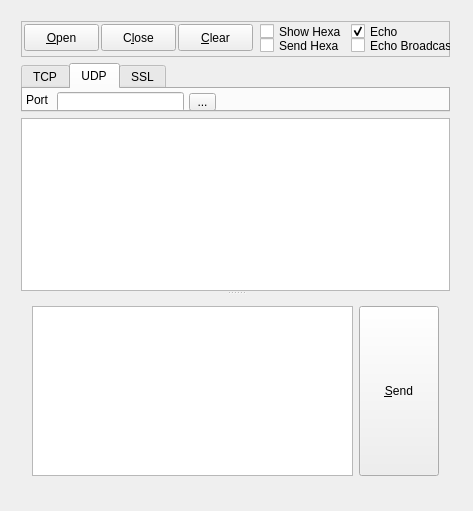
Old version of the form app/tool/netserver/widget.ui in the repository snoopspy/vdream.
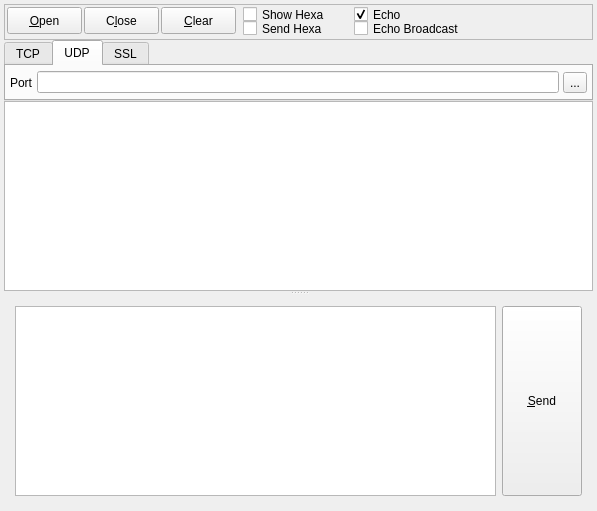
New version of the form. The open tabs and pages were chosen to show the change.

Commit message: Fix ui component properties

The edit to the form file:
```diff
--- a/app/tool/netserver/widget.ui
+++ b/app/tool/netserver/widget.ui
@@ -6,23 +6,46 @@
    <rect>
     <x>0</x>
     <y>0</y>
-    <width>473</width>
+    <width>597</width>
     <height>511</height>
    </rect>
   </property>
   <property name="windowTitle">
    <string>NetServer</string>
   </property>
-  <widget class="QWidget" name="layoutWidget">
-   <property name="geometry">
-    <rect>
-     <x>10</x>
-     <y>10</y>
-     <width>451</width>
-     <height>488</height>
-    </rect>
+  <layout class="QGridLayout" name="gridLayout">
+   <property name="leftMargin">
+    <number>4</number>
    </property>
+   <property name="topMargin">
+    <number>4</number>
+   </property>
+   <property name="rightMargin">
+    <number>4</number>
+   </property>
+   <property name="bottomMargin">
+    <number>4</number>
+   </property>
+   <property name="spacing">
+    <number>4</number>
+   </property>
+   <item row="0" column="0">
    <layout class="QVBoxLayout" name="mainLayout">
+     <property name="spacing">
+      <number>0</number>
+     </property>
+     <property name="leftMargin">
+      <number>0</number>
+     </property>
+     <property name="topMargin">
+      <number>0</number>
+     </property>
+     <property name="rightMargin">
+      <number>0</number>
+     </property>
+     <property name="bottomMargin">
+      <number>0</number>
+     </property>
     <item>
      <widget class="QFrame" name="frameTop">
       <property name="minimumSize">
@@ -87,7 +110,7 @@
         <rect>
          <x>239</x>
          <y>2</y>
-         <width>91</width>
+          <width>105</width>
          <height>17</height>
         </rect>
        </property>
@@ -100,7 +123,7 @@
         <rect>
          <x>239</x>
          <y>16</y>
-         <width>91</width>
+          <width>105</width>
          <height>17</height>
         </rect>
        </property>
@@ -111,9 +134,9 @@
       <widget class="QCheckBox" name="chkEcho">
        <property name="geometry">
         <rect>
-         <x>330</x>
+          <x>350</x>
          <y>2</y>
-         <width>111</width>
+          <width>131</width>
          <height>17</height>
         </rect>
        </property>
@@ -127,9 +150,9 @@
       <widget class="QCheckBox" name="chkEchoBroadcast">
        <property name="geometry">
         <rect>
-         <x>330</x>
+          <x>350</x>
          <y>16</y>
-         <width>111</width>
+          <width>131</width>
          <height>17</height>
         </rect>
        </property>
@@ -141,18 +164,6 @@
     </item>
     <item>
      <widget class="QTabWidget" name="tabOption">
-      <property name="minimumSize">
-       <size>
-        <width>0</width>
-        <height>49</height>
-       </size>
-      </property>
-      <property name="maximumSize">
-       <size>
-        <width>16777215</width>
-        <height>49</height>
-       </size>
-      </property>
       <property name="currentIndex">
        <number>2</number>
       </property>
@@ -201,44 +212,42 @@
        <attribute name="title">
         <string>UDP</string>
        </attribute>
-       <widget class="QLineEdit" name="leUdpPort">
-        <property name="geometry">
-         <rect>
-          <x>34</x>
-          <y>3</y>
-          <width>127</width>
-          <height>20</height>
-         </rect>
-        </property>
-       </widget>
-       <widget class="QToolButton" name="tbUdpAdvence">
-        <property name="geometry">
-         <rect>
-          <x>166</x>
-          <y>4</y>
-          <width>27</width>
-          <height>18</height>
-         </rect>
-        </property>
-        <property name="text">
-         <string>...</string>
-        </property>
-       </widget>
+        <layout class="QHBoxLayout" name="horizontalLayout_3">
+         <property name="spacing">
+          <number>4</number>
+         </property>
+         <property name="leftMargin">
+          <number>4</number>
+         </property>
+         <property name="topMargin">
+          <number>4</number>
+         </property>
+         <property name="rightMargin">
+          <number>4</number>
+         </property>
+         <property name="bottomMargin">
+          <number>4</number>
+         </property>
+         <item>
        <widget class="QLabel" name="lblUdpPort">
-        <property name="geometry">
-         <rect>
-          <x>3</x>
-          <y>3</y>
-          <width>22</width>
-          <height>16</height>
-         </rect>
-        </property>
         <property name="text">
          <string>Port</string>
         </property>
        </widget>
-      </widget>
-      <widget class="QWidget" name="tab">
+         </item>
+         <item>
+          <widget class="QLineEdit" name="leUdpPort"/>
+         </item>
+         <item>
+          <widget class="QToolButton" name="tbUdpAdvence">
+           <property name="text">
+            <string>...</string>
+           </property>
+          </widget>
+         </item>
+        </layout>
+       </widget>
+       <widget class="QWidget" name="tabSsl">
        <attribute name="title">
         <string>SSL</string>
        </attribute>
@@ -322,7 +331,8 @@
      </widget>
     </item>
    </layout>
-  </widget>
+   </item>
+  </layout>
  </widget>
  <layoutdefault spacing="6" margin="11"/>
  <resources/>
```
Left out of the diff: 100 changed lines with no effect on the pictures. Lines whose indentation alone changed are shown as unchanged. The commit also changes 1 other file.
